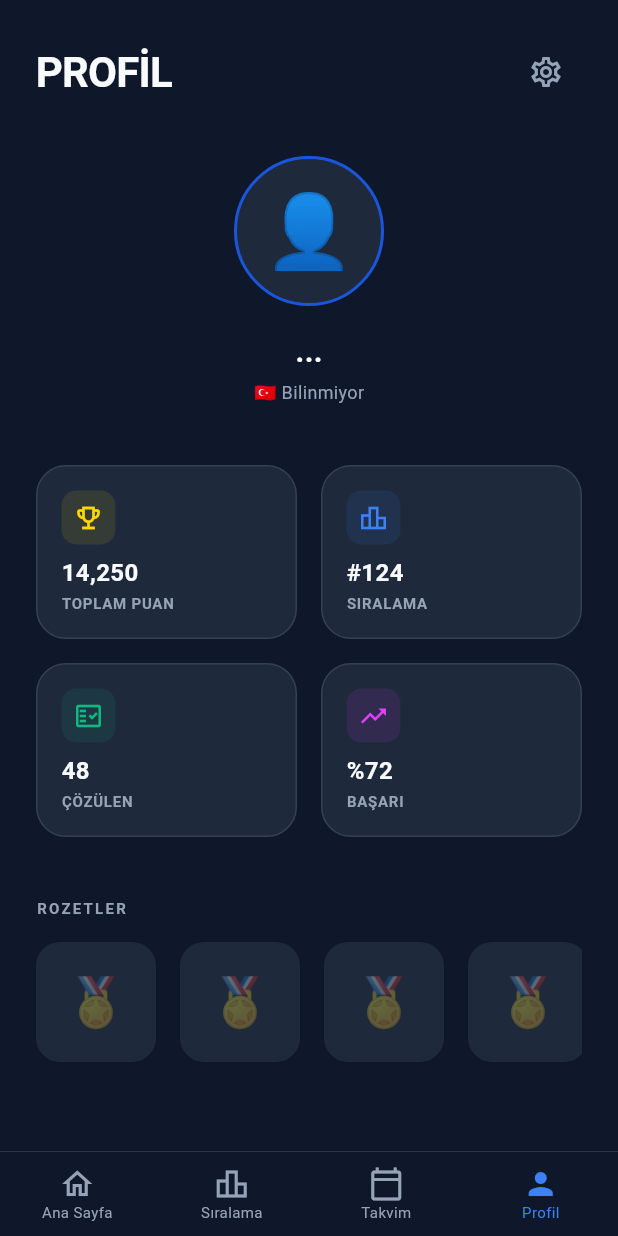
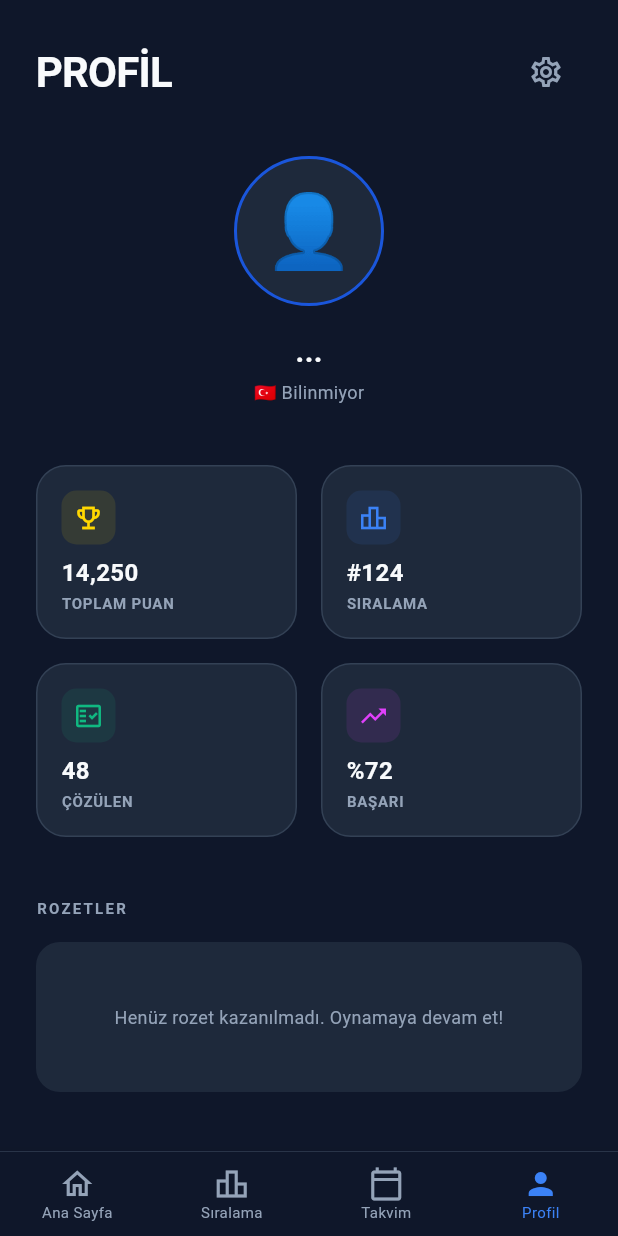
Before and after one commit to atahanblcr/football_challange, a Flutter app: the ProfileScreen screen opened by its route, on a phone screen of 412 x 824 dp. Run offline on Flutter 3.47's test engine with Material 3 defaults, Android fonts, the phone set to English and light mode, and no system bars; drawn by our look-alikes of flutter_animate; our stand-ins replace dio, firebase_core, firebase_messaging, flutter_riverpod, flutter_secure_storage, go_router and 3 more; accounts and stored records are empty; network calls fail.

Commit message:
fix: leaderboard structure, dynamic badges, and admin dashboard fixes

```diff
--- a/mobile/lib/features/auth/domain/user_model.dart
+++ b/mobile/lib/features/auth/domain/user_model.dart
@@ -1,3 +1,29 @@
+class Badge {
+  final String id;
+  final String name;
+  final String description;
+  final String icon;
+  final DateTime earnedAt;
+
+  const Badge({
+    required this.id,
+    required this.name,
+    required this.description,
+    required this.icon,
+    required this.earnedAt,
+  });
+
+  factory Badge.fromJson(Map<String, dynamic> json) {
+    return Badge(
+      id: json['id'] as String,
+      name: json['name'] as String,
+      description: json['description'] as String,
+      icon: json['icon'] as String,
+      earnedAt: DateTime.parse(json['earnedAt'] as String),
+    );
+  }
+}
+
 class User {
   final String id;
   final String nickname;
@@ -6,6 +32,7 @@ class User {
   final String? countryCode;
   final bool isBanned;
   final bool pushNotificationsEnabled;
+  final List<Badge> badges;
 
   const User({
     required this.id,
@@ -15,6 +42,7 @@ class User {
     this.countryCode,
     this.isBanned = false,
     this.pushNotificationsEnabled = true,
+    this.badges = const [],
   });
 
   factory User.fromJson(Map<String, dynamic> json) {
@@ -26,6 +54,9 @@ class User {
       countryCode: json['countryCode'] as String?,
       isBanned: json['isBanned'] as bool? ?? false,
       pushNotificationsEnabled: json['pushNotificationsEnabled'] as bool? ?? true,
+      badges: (json['badges'] as List? ?? [])
+          .map((e) => Badge.fromJson(e as Map<String, dynamic>))
+          .toList(),
     );
   }
 }
--- a/mobile/lib/features/profile/presentation/profile_screen.dart
+++ b/mobile/lib/features/profile/presentation/profile_screen.dart
@@ -111,26 +111,50 @@ class ProfileScreen extends ConsumerWidget {
               ),
               const SizedBox(height: 16),
               SizedBox(
-                height: 80,
-                child: ListView.separated(
+                height: 100,
+                child: (userAsync.value?.badges.isEmpty ?? true)
+                    ? Container(
+                        width: double.infinity,
+                        padding: const EdgeInsets.all(16),
+                        decoration: BoxDecoration(
+                          color: AppColors.surface,
+                          borderRadius: BorderRadius.circular(16),
+                        ),
+                        child: const Center(
+                          child: Text(
+                            'Henüz rozet kazanılmadı. Oynamaya devam et!',
+                            style: AppTextStyles.bodySmall,
+                            textAlign: TextAlign.center,
+                          ),
+                        ),
+                      )
+                    : ListView.separated(
                         scrollDirection: Axis.horizontal,
-                  itemCount: 5,
+                        itemCount: userAsync.value!.badges.length,
                         separatorBuilder: (_, __) => const SizedBox(width: 16),
                         itemBuilder: (context, index) {
-                    return Container(
+                          final badge = userAsync.value!.badges[index];
+                          return Tooltip(
+                            message: badge.description,
+                            child: Container(
                               width: 80,
                               decoration: BoxDecoration(
                                 color: AppColors.surface,
                                 borderRadius: BorderRadius.circular(16),
+                                border: Border.all(color: AppColors.primary.withOpacity(0.3)),
                               ),
-                      child: Center(
-                        child: Text(
-                          '🏅',
-                          style: TextStyle(
-                            fontSize: 32,
-                            color: Colors.white.withValues(alpha: 0.3)
-                          )
-                        )
+                              child: Column(
+                                mainAxisAlignment: MainAxisAlignment.center,
+                                children: [
+                                  Text(badge.icon, style: const TextStyle(fontSize: 32)),
+                                  const SizedBox(height: 4),
+                                  Text(
+                                    badge.name,
+                                    style: const TextStyle(fontSize: 10, fontWeight: FontWeight.bold),
+                                    textAlign: TextAlign.center,
+                                  ),
+                                ],
+                              ),
                             ),
                           );
                         },
```
Also changed, not shown: mobile/lib/features/home/presentation/home_screen.dart (+17 -6 lines), mobile/lib/features/leaderboard/presentation/leaderboard_provider.dart (+8 -1 lines), mobile/lib/features/leaderboard/presentation/leaderboard_screen.dart (+37 -0 lines), mobile/lib/features/profile/presentation/settings_screen.dart (+73 -15 lines), 9 other files. Lines whose indentation alone changed are shown as unchanged.
